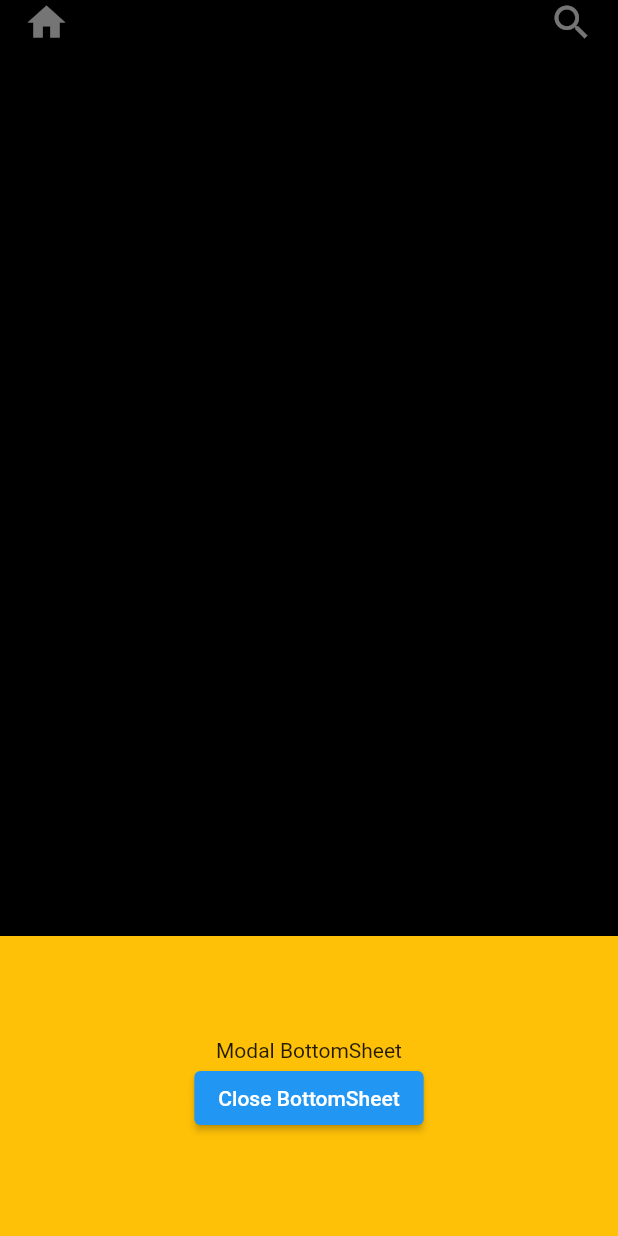
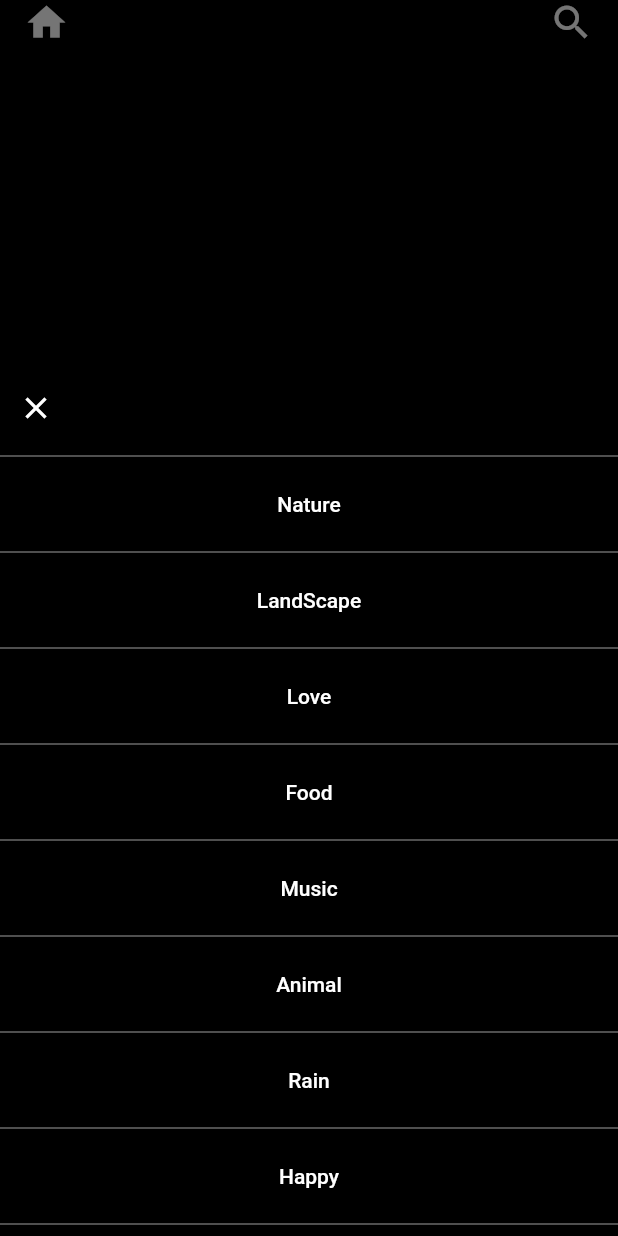
Before and after one commit to sonivenali/WallpaperNxt, a Flutter app: the screen it shows after launch, after a tap on the "menu" icon, on a phone screen of 412 x 824 dp. Run offline on Flutter 3.47's test engine with Material 2 defaults, Android fonts, the phone set to English and light mode, and no system bars.

Commit message:
Added BottomSheet

```diff
--- a/lib/main.dart
+++ b/lib/main.dart
@@ -1,5 +1,5 @@
 import 'package:flutter/material.dart';
-import 'package:wallpapernxt_app/screens/homescreen.dart';
+import 'package:wallpapernxt_app/screens/home_screen.dart';
 
 void main() {
   runApp(WallpaperNxt());
--- /dev/null
+++ b/lib/screens/home_screen.dart
@@ -0,0 +1,125 @@
+import 'package:flutter/material.dart';
+
+class Homepage extends StatefulWidget {
+  @override
+  _HomepageState createState() => _HomepageState();
+}
+
+class _HomepageState extends State<Homepage> {
+  @override
+  Widget build(BuildContext context) {
+    return SafeArea(
+      child: Scaffold(
+        backgroundColor: Colors.black,
+        body: Stack(
+          children: [
+            ListView(),
+            Container(
+              color: Colors.transparent,
+              child: Padding(
+                padding: const EdgeInsets.only(left: 16, right: 16),
+                child: Row(
+                  mainAxisSize: MainAxisSize.max,
+                  mainAxisAlignment: MainAxisAlignment.spaceBetween,
+                  children: [
+                    Icon(
+                      Icons.home,
+                      color: Colors.white,
+                      size: 30,
+                    ),
+                    Icon(
+                      Icons.search,
+                      color: Colors.white,
+                      size: 30,
+                    ),
+                  ],
+                ),
+              ),
+            ),
+            Positioned(
+                bottom: 0,
+                left: 5,
+                child: Row(
+                  children: [
+                    IconButton(
+                      icon: Icon(
+                        Icons.menu,
+                        color: Colors.white,
+                        size: 30,
+                      ),
+                      onPressed: () {
+                        showModalBottomSheet<void>(
+                          context: context,
+                          isScrollControlled: true,
+                          builder: (BuildContext context) {
+                            return Wrap(
+                              children: [
+                                Container(
+                                  color: Colors.black,
+                                  child: Center(
+                                    child: Column(
+                                      mainAxisAlignment: MainAxisAlignment.center,
+                                      mainAxisSize: MainAxisSize.min,
+                                      children: <Widget>[
+                                        Row(
+                                          children: [
+                                            IconButton(
+                                                icon: Icon(
+                                                  Icons.close,
+                                                  color: Colors.white,
+                                                ),
+                                                onPressed: (){
+                                                  Navigator.push(
+                                                    context,
+                                                    MaterialPageRoute(builder: (context) => Homepage()),
+                                                  );
+                                                }),
+                                          ],
+                                        ),
+                                        Divider(color: Colors.grey),
+                                        buildFlatButton(context, "Nature"),
+                                        Divider(color: Colors.grey),
+                                        buildFlatButton(context, 'LandScape'),
+                                        Divider(color: Colors.grey),
+                                        buildFlatButton(context, 'Love'),
+                                        Divider(color: Colors.grey),
+                                        buildFlatButton(context, 'Food'),
+                                        Divider(color: Colors.grey),
+                                        buildFlatButton(context, 'Music'),
+                                        Divider(color: Colors.grey),
+                                        buildFlatButton(context, 'Animal'),
+                                        Divider(color: Colors.grey),
+                                        buildFlatButton(context, 'Rain'),
+                                        Divider(color: Colors.grey),
+                                        buildFlatButton(context, 'Happy'),
+                                        Divider(color: Colors.grey),
+
+
+                                      ],
+                                    ),
+                                  ),
+                                ),
+                              ],
+                            );
+                          },
+                        );
+                      },
+                    )
+                  ],
+                ))
+          ],
+        ),
+      ),
+    );
+  }
+
+  FlatButton buildFlatButton(BuildContext context, wallType) {
+    return FlatButton(
+      child: Text(
+        wallType,
+        style: TextStyle(color: Colors.white),
+      ),
+      onPressed: () => Navigator.pop(context),
+    );
+  }
+}
--- a/lib/screens/homescreen.dart
+++ /dev/null
@@ -1,81 +0,0 @@
-import 'package:flutter/material.dart';
-
-class Homepage extends StatefulWidget {
-  @override
-  _HomepageState createState() => _HomepageState();
-}
-
-class _HomepageState extends State<Homepage> {
-  @override
-  Widget build(BuildContext context) {
-    return SafeArea(
-      child: Scaffold(
-        backgroundColor: Colors.black,
-        body: Stack(
-          children: [
-            ListView(),
-            Container(color: Colors.transparent,
-              child: Padding(
-                padding: const EdgeInsets.only(left: 16, right: 16),
-                child: Row(
-                  mainAxisSize: MainAxisSize.max,
-                  mainAxisAlignment: MainAxisAlignment.spaceBetween,
-                  children: [
-                    Icon(
-                      Icons.home,
-                      color: Colors.white,
-                      size: 30,
-                    ),
-                    Icon(
-                      Icons.search,
-                      color: Colors.white,
-                      size: 30,
-                    ),
-                  ],
-                ),
-              ),
-            ),
-            Positioned(
-                bottom: 0,
-                left: 5,
-                child: Row(
-                  children: [
-                    IconButton(
-                      icon: Icon(
-                        Icons.menu,
-                        color: Colors.white,
-                        size: 30,
-                      ),
-                      onPressed: () {
-                        showModalBottomSheet<void>(
-                          context: context,
-                          builder: (BuildContext context) {
-                            return Container(
-                              height: 200,
-                              color: Colors.amber,
-                              child: Center(
-                                child: Column(
-                                  mainAxisAlignment: MainAxisAlignment.center,
-                                  mainAxisSize: MainAxisSize.min,
-                                  children: <Widget>[
-                                    const Text('Modal BottomSheet'),
-                                    ElevatedButton(
-                                      child: const Text('Close BottomSheet'),
-                                      onPressed: () => Navigator.pop(context),
-                                    )
-                                  ],
-                                ),
-                              ),
-                            );
-                          },
-                        );
-                      },
-                    )
-                  ],
-                ))
-          ],
-        ),
-      ),
-    );
-  }
-}
```
